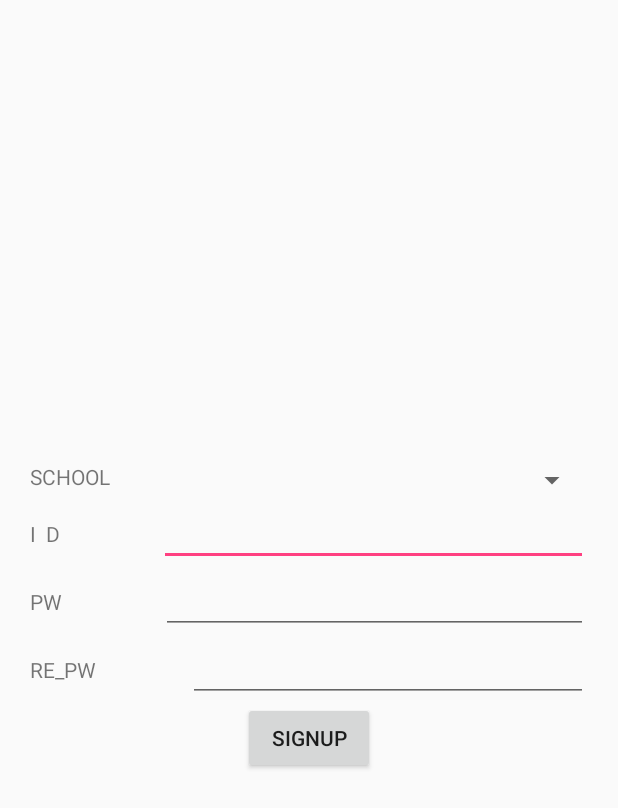
After one commit to TeamKong/NFC_CHECK, an Android app: the layout activity_signup.xml on its own in the app's theme, with its tools: preview values and no code run, on a phone screen of 412 x 824 dp. The commit adds this screen. Shown: the top 808 px of the screen. Run offline under Robolectric (Android 15) with nearby library versions, the phone set to English and light mode, and no system bars.

Commit message:
commit signup ui

```diff
--- a/app/src/main/java/io/kong/incheon/nfc_check/MainActivity.java
+++ b/app/src/main/java/io/kong/incheon/nfc_check/MainActivity.java
@@ -1,13 +1,44 @@
 package io.kong.incheon.nfc_check;
 
+import android.content.Intent;
 import android.support.v7.app.AppCompatActivity;
 import android.os.Bundle;
+import android.view.View;
+import android.widget.Button;
+import android.widget.EditText;
+import android.widget.Toast;
 
 public class MainActivity extends AppCompatActivity {
+
+    EditText input_id, input_pass;
+    Button signin_btn, signup_btn;
 
     @Override
     protected void onCreate(Bundle savedInstanceState) {
         super.onCreate(savedInstanceState);
         setContentView(R.layout.activity_main);
+
+        input_id = (EditText) findViewById(R.id.input_id);
+        input_pass = (EditText) findViewById(R.id.input_pass);
+        signin_btn = (Button) findViewById(R.id.signin_btn);
+        signup_btn = (Button) findViewById(R.id.signup_btn);
+
+        View.OnClickListener listener = new View.OnClickListener() {
+            @Override
+            public void onClick(View view) {
+
+                switch (view.getId()){
+                    case R.id.signin_btn:
+                        // 로그인
+                        break;
+                    case R.id.signup_btn:
+                        // 회원가입
+                        break;
+                }
+            }
+        };
+
+        signup_btn.setOnClickListener(listener);
+        signin_btn.setOnClickListener(listener);
     }
 }
--- /dev/null
+++ b/app/src/main/java/io/kong/incheon/nfc_check/SignupActivity.java
@@ -0,0 +1,36 @@
+package io.kong.incheon.nfc_check;
+
+import android.os.Bundle;
+import android.support.v7.app.AppCompatActivity;
+import android.view.View;
+import android.widget.AdapterView;
+import android.widget.ArrayAdapter;
+import android.widget.Spinner;
+import android.widget.Toast;
+
+public class SignupActivity extends AppCompatActivity {
+
+    Spinner spinner;
+    ArrayAdapter sAdapter;
+
+    @Override
+    protected void onCreate(Bundle savedInstanceState) {
+
+        super.onCreate(savedInstanceState);
+        setContentView(R.layout.activity_signup);
+
+        spinner = (Spinner) findViewById(R.id.box_school);
+        sAdapter = ArrayAdapter.createFromResource(this, R.array.question, android.R.layout.simple_spinner_dropdown_item);
+        spinner.setAdapter(sAdapter);
+
+        spinner.setOnItemSelectedListener(new AdapterView.OnItemSelectedListener() {
+
+            public void onItemSelected(AdapterView<?>  parent, View view, int position, long id) {
+//                Toast.makeText(getApplicationContext(), sAdapter.getItem(position), Toast.LENGTH_SHORT).show();
+            }
+            public void onNothingSelected(AdapterView<?>  parent) {
+            }
+        });
+
+    }
+}
--- /dev/null
+++ b/app/src/main/res/layout/activity_signup.xml
@@ -0,0 +1,108 @@
+<?xml version="1.0" encoding="utf-8"?>
+<LinearLayout xmlns:android="http://schemas.android.com/apk/res/android"
+    android:layout_width="match_parent"
+    android:layout_height="match_parent"
+    android:layout_marginLeft="20dp"
+    android:layout_marginRight="20dp"
+    android:orientation="vertical">
+
+    <LinearLayout
+        android:layout_width="match_parent"
+        android:layout_height="wrap_content"
+        android:layout_weight="1"
+        android:orientation="vertical">
+
+    </LinearLayout>
+
+    <LinearLayout
+        android:layout_width="match_parent"
+        android:layout_height="wrap_content"
+        android:orientation="horizontal">
+
+        <TextView
+            android:layout_width="wrap_content"
+            android:layout_height="wrap_content"
+            android:layout_weight="1"
+            android:text="SCHOOL" />
+
+       <Spinner
+           android:id="@+id/box_school"
+           android:layout_width="wrap_content"
+           android:layout_height="wrap_content"
+           android:layout_weight="4"
+           >
+
+
+       </Spinner>
+
+    </LinearLayout>
+
+    <LinearLayout
+        android:layout_width="match_parent"
+        android:layout_height="wrap_content"
+        android:orientation="horizontal">
+
+        <TextView
+            android:layout_width="wrap_content"
+            android:layout_height="wrap_content"
+            android:layout_weight="1"
+            android:text="I  D" />
+
+        <EditText
+            android:layout_width="wrap_content"
+            android:layout_height="wrap_content"
+            android:layout_weight="4" />
+    </LinearLayout>
+
+    <LinearLayout
+        android:layout_width="match_parent"
+        android:layout_height="wrap_content"
+        android:orientation="horizontal">
+
+        <TextView
+            android:layout_width="wrap_content"
+            android:layout_height="wrap_content"
+            android:layout_weight="1"
+            android:text="PW" />
+
+        <EditText
+            android:layout_width="wrap_content"
+            android:layout_height="wrap_content"
+            android:layout_weight="4" />
+
+
+    </LinearLayout>
+
+    <LinearLayout
+        android:layout_width="match_parent"
+        android:layout_height="wrap_content"
+        android:orientation="horizontal">
+
+        <TextView
+            android:layout_width="wrap_content"
+            android:layout_height="wrap_content"
+            android:layout_weight="1"
+            android:text="RE_PW" />
+
+        <EditText
+            android:layout_width="wrap_content"
+            android:layout_height="wrap_content"
+            android:layout_weight="4" />
+
+    </LinearLayout>
+
+    <LinearLayout
+        android:layout_width="match_parent"
+        android:layout_height="wrap_content"
+        android:layout_weight="1"
+        android:orientation="vertical">
+
+        <Button
+            android:layout_width="wrap_content"
+            android:layout_height="wrap_content"
+            android:layout_gravity="center_horizontal"
+            android:text="SIGNUP" />
+
+    </LinearLayout>
+
+</LinearLayout>
--- /dev/null
+++ b/app/src/main/res/values/array.xml
@@ -0,0 +1,6 @@
+<?xml version="1.0" encoding="utf-8"?>
+<resources>
+    <string-array name="question">
+        <item>인천대학교</item>
+    </string-array>
+</resources>
```
